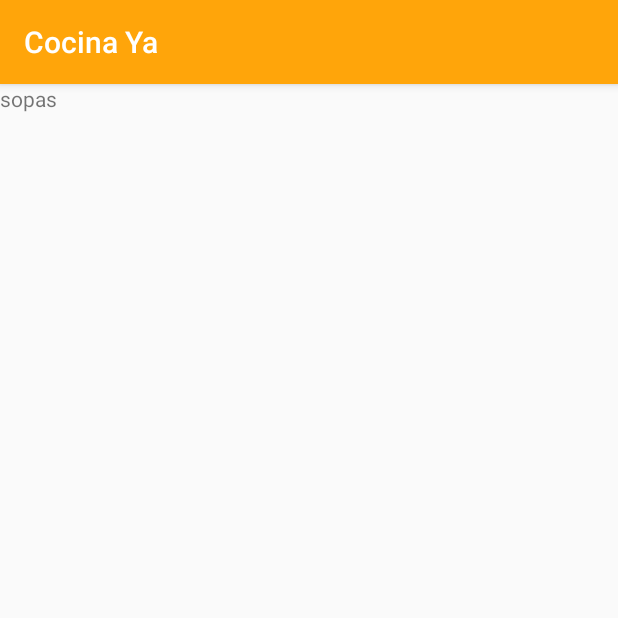
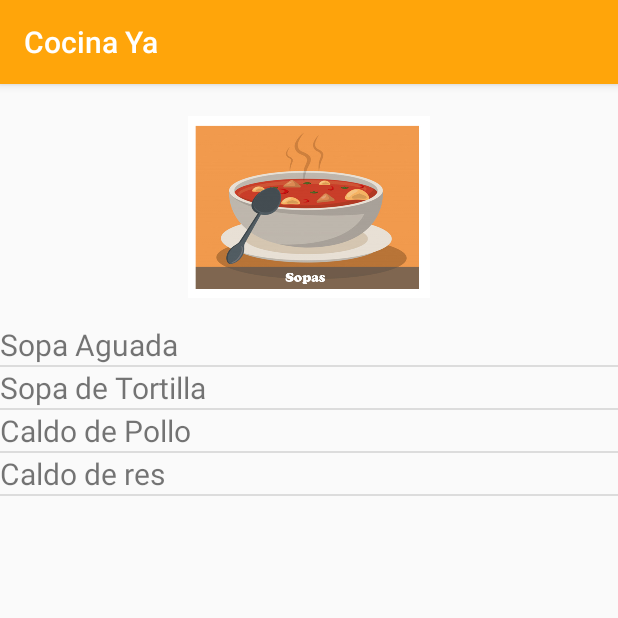
Before and after one commit to antoosor/PrimerAppRecetario, an Android app: the IndiceDeSopas screen opened directly, with no data from a screen before it, on a phone screen of 412 x 824 dp, the top half of it. Run offline under Robolectric (Android 15) with nearby library versions, the phone set to English and light mode, and no system bars.

Commit message:
Se agrega listView al activity de indice de sopas de forma exitosa, se detecta que se debe de cambiar  el nombre de sopas a caldos

```diff
--- a/CocinaYa/app/src/main/java/com/example/cocinaya/IndiceDeSopas.kt
+++ b/CocinaYa/app/src/main/java/com/example/cocinaya/IndiceDeSopas.kt
@@ -2,11 +2,18 @@ package com.example.cocinaya
 
 import androidx.appcompat.app.AppCompatActivity
 import android.os.Bundle
+import android.widget.ArrayAdapter
+import android.widget.ListView
 
 class IndiceDeSopas : AppCompatActivity() {
 
+    var arregloSopas = arrayOf("Sopa Aguada", "Sopa de Tortilla", "Caldo de Pollo","Caldo de res")
     override fun onCreate(savedInstanceState: Bundle?) {
         super.onCreate(savedInstanceState)
         setContentView(R.layout.activity_indice_de_sopas)
+
+        val adapter = ArrayAdapter (this,R.layout.itemsopa,arregloSopas)
+        val listView =  findViewById<ListView>(R.id.ListView)
+        listView.adapter = adapter
     }
 }
--- a/CocinaYa/app/src/main/res/layout/activity_indice_de_sopas.xml
+++ b/CocinaYa/app/src/main/res/layout/activity_indice_de_sopas.xml
@@ -6,11 +6,27 @@
     android:layout_height="match_parent"
     tools:context=".IndiceDeSopas">
 
-    <TextView
-        android:id="@+id/textView2"
-        android:layout_width="wrap_content"
-        android:layout_height="wrap_content"
-        android:text="sopas"
-        tools:layout_editor_absoluteX="190dp"
-        tools:layout_editor_absoluteY="149dp" />
+    <ImageView
+        android:id="@+id/imageView"
+        android:layout_width="161dp"
+        android:layout_height="132dp"
+        android:layout_marginTop="16dp"
+        app:layout_constraintEnd_toEndOf="parent"
+        app:layout_constraintStart_toStartOf="parent"
+        app:layout_constraintTop_toTopOf="parent"
+        app:srcCompat="@drawable/sopa" />
+
+    <FrameLayout
+        android:layout_width="421dp"
+        android:layout_height="416dp"
+        android:layout_marginTop="12dp"
+        app:layout_constraintStart_toStartOf="parent"
+        app:layout_constraintTop_toBottomOf="@+id/imageView">
+
+        <ListView
+            android:id="@+id/ListView"
+            android:layout_width="match_parent"
+            android:layout_height="match_parent" />
+    </FrameLayout>
+
 </androidx.constraintlayout.widget.ConstraintLayout>
--- /dev/null
+++ b/CocinaYa/app/src/main/res/layout/itemsopa.xml
@@ -0,0 +1,8 @@
+<?xml version="1.0" encoding="utf-8"?>
+<TextView xmlns:android="http://schemas.android.com/apk/res/android"
+    android:layout_width="match_parent"
+    android:textSize="20sp"
+    android:text="sopa"
+    android:layout_height="match_parent">
+
+</TextView>
```
